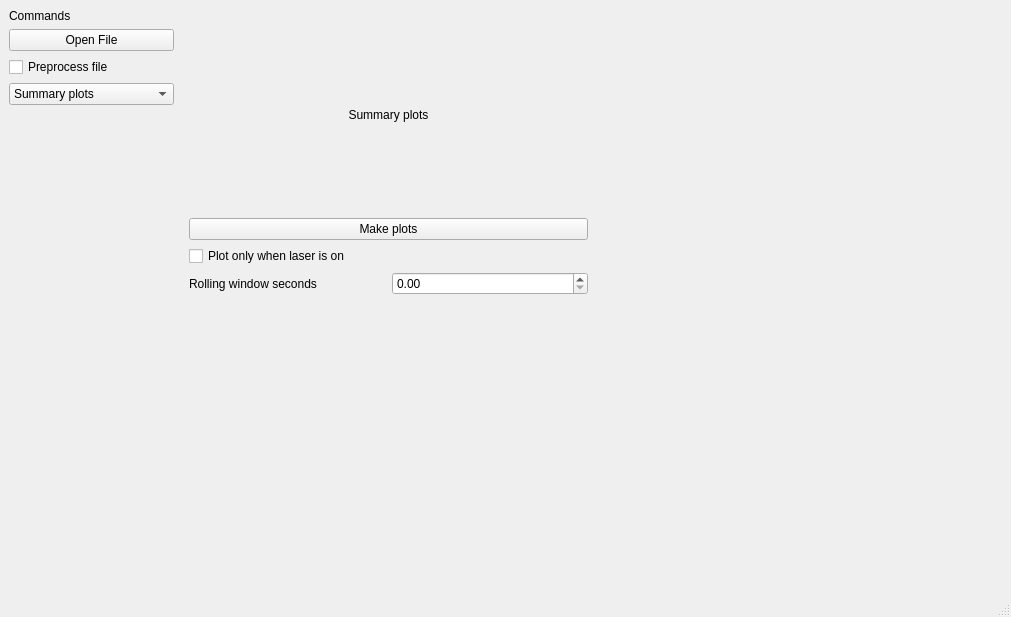
This is qt_poc/ui/main_window.ui in sw580844/ngif_romar as Qt 5 draws it before an edit. The edited form follows.
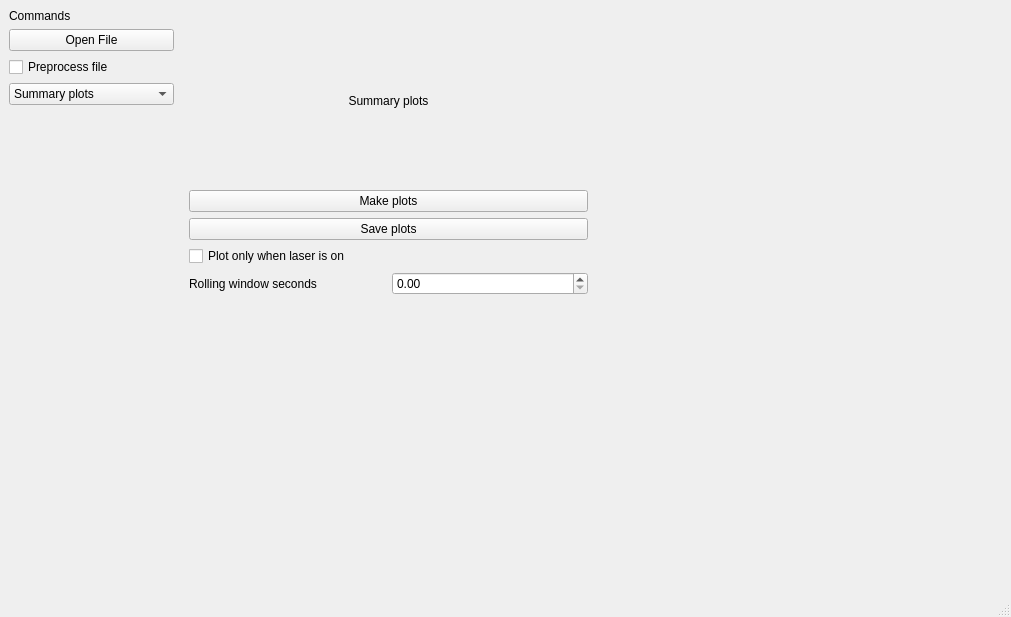
This is the edited form. The open tabs and pages were chosen to show the change.

Commit message: Update to have save buttons for plots

Diff of the .ui file:
```diff
--- a/qt_poc/ui/main_window.ui
+++ b/qt_poc/ui/main_window.ui
@@ -127,6 +127,13 @@
                 </property>
                </widget>
               </item>
+              <item>
+               <widget class="QPushButton" name="page1_pushbutton_save_summary_plots">
+                <property name="text">
+                 <string>Save plots</string>
+                </property>
+               </widget>
+              </item>
               <item>
                <widget class="QCheckBox" name="plot_laser_on">
                 <property name="text">
```
Left out of the diff: 16 changed lines with no effect on the pictures. The commit also changes 3 other files.
